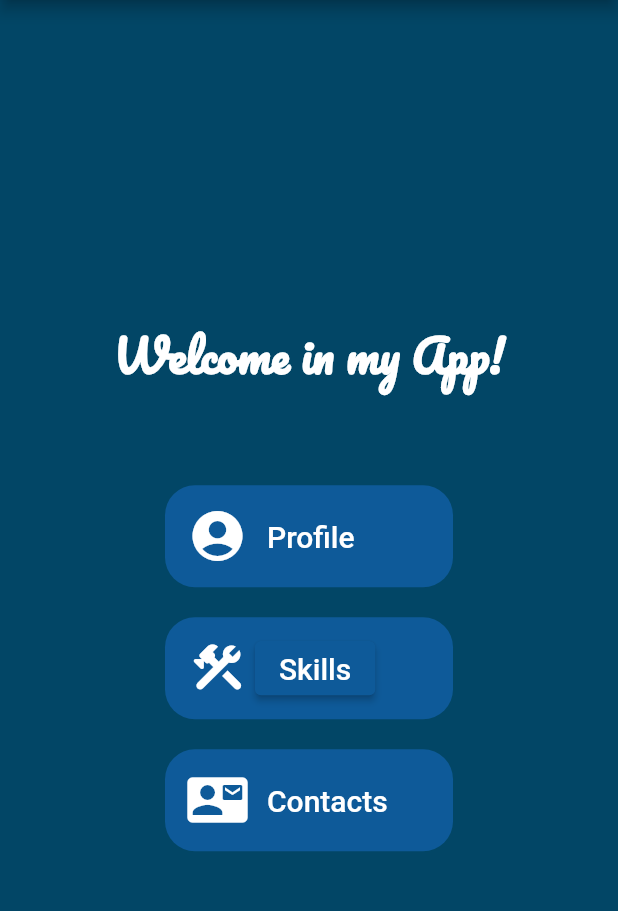
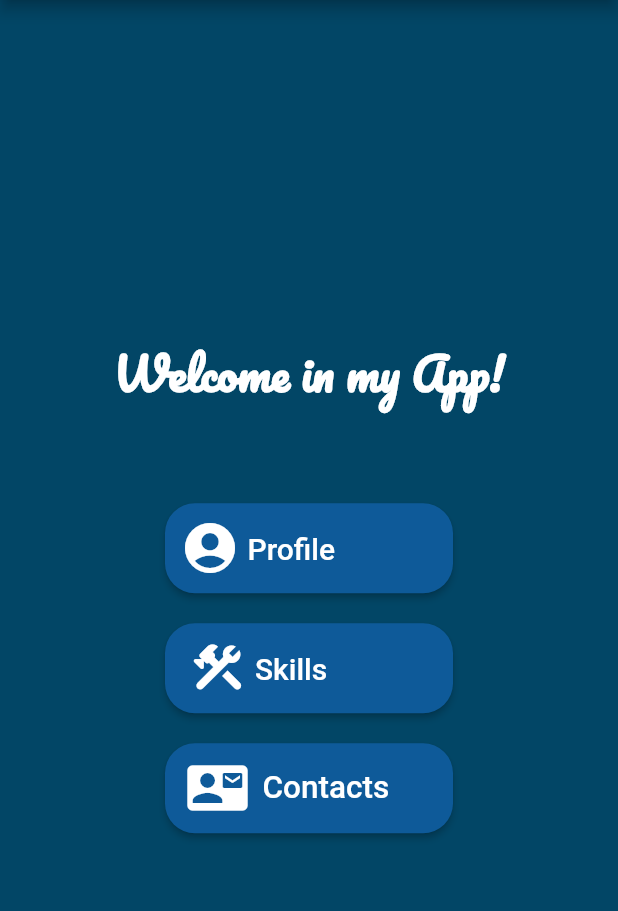
Before and after one commit to kaykybarbosa/I_AM_DEVELOPER, a Flutter app: the screen it shows after launch, on a phone screen of 412 x 824 dp, the part 84-995 px from its top. Run offline on Flutter 3.47's test engine with Material 2 defaults, Android fonts, the phone set to English and light mode, and no system bars.

Commit message:
Updating the buttons

```diff
--- a/lib/home_screen.dart
+++ b/lib/home_screen.dart
@@ -38,90 +38,73 @@ class _HomeScreenState extends State<HomeScreen> {
             Container(
               margin:
                   const EdgeInsets.symmetric(vertical: 10.0, horizontal: 110.0),
+              child: ElevatedButton(
+                onPressed: () {},
+                style: ElevatedButton.styleFrom(
+                  shape: RoundedRectangleBorder(
+                      borderRadius: BorderRadius.circular(20.0)),
                   padding: const EdgeInsets.all(10.0),
-              decoration: const BoxDecoration(
-                color: Color.fromARGB(255, 14, 90, 153),
-                borderRadius: BorderRadius.all(Radius.circular(20.0)),
+                  backgroundColor: const Color.fromARGB(255, 14, 90, 153),
                 ),
-              child: Row(
+                child: const Row(
                   children: [
-                  const SizedBox(width: 5.0),
-                  const Icon(
+                    Icon(
                       Icons.account_circle,
-                    color: Colors.white,
                       size: 40.0,
                     ),
-                  const SizedBox(width: 5.0),
-                  TextButton(
-                    onPressed: () {},
-                    child: const Text(
-                      'Profile',
-                      style: TextStyle(fontSize: 20.0, color: Colors.white),
-                    ),
-                  ),
+                    SizedBox(width: 5.0),
+                    Text('Profile', style: TextStyle(fontSize: 20.0)),
                   ],
                 ),
-            ),
-            Container(
-              padding: const EdgeInsets.all(10.0),
-              margin:
-                  const EdgeInsets.symmetric(vertical: 10.0, horizontal: 110.0),
-              decoration: const BoxDecoration(
-                color: Color.fromARGB(255, 14, 90, 153),
-                borderRadius: BorderRadius.all(Radius.circular(20.0)),
-              ),
-              child: Row(
-                children: [
-                  const SizedBox(width: 5.0),
-                  const Icon(
-                    Icons.construction_rounded,
-                    color: Colors.white,
-                    size: 40.0,
-                  ),
-                  const SizedBox(width: 5.0),
-                  ElevatedButton(
-                    onPressed: () {},
-                    style: ButtonStyle(
-                      backgroundColor: MaterialStateProperty.resolveWith(
-                        (Set<MaterialState> states) {
-                          if (states.contains(MaterialState.pressed)) {
-                            return Colors.red;
-                          }
-                          return const Color.fromARGB(255, 14, 90, 153);
-                        },
-                      ),
-                    ),
-                    child: const Text(
-                      'Skills',
-                      style: TextStyle(color: Colors.white, fontSize: 20.0),
-                    ),
-                  ),
-                ],
               ),
             ),
             Container(
               margin:
                   const EdgeInsets.symmetric(vertical: 10.0, horizontal: 110.0),
+              child: ElevatedButton(
+                onPressed: () {},
+                style: ElevatedButton.styleFrom(
                     padding: const EdgeInsets.all(10.0),
-              decoration: const BoxDecoration(
-                color: Color.fromARGB(255, 14, 90, 153),
-                borderRadius: BorderRadius.all(Radius.circular(20.0)),
-              ),
-              child: Row(
+                    backgroundColor: const Color.fromARGB(255, 14, 90, 153),
+                    shape: RoundedRectangleBorder(
+                        borderRadius: BorderRadius.circular(20.0))),
+                child: const Row(
                   children: [
-                  const SizedBox(width: 5.0),
-                  const Icon(
-                    Icons.contact_mail_rounded,
-                    color: Colors.white,
+                    SizedBox(width: 5.0),
+                    Icon(
+                      Icons.construction_rounded,
                       size: 40.0,
                     ),
-                  const SizedBox(width: 5.0),
-                  TextButton(
+                    SizedBox(width: 5.0),
+                    Text('Skills', style: TextStyle(fontSize: 20.0))
+                  ],
+                ),
+              ),
+            ),
+            Container(
+              margin:
+                  const EdgeInsets.symmetric(vertical: 10.0, horizontal: 110.0),
+              child: ElevatedButton(
                 onPressed: () {},
-                    child: const Text('Contacts',
-                        style: TextStyle(fontSize: 20.0, color: Colors.white)),
+                style: ElevatedButton.styleFrom(
+                    shape: RoundedRectangleBorder(
+                        borderRadius: BorderRadius.circular(20.0)),
+                    padding: const EdgeInsets.all(10.0),
+                    backgroundColor: const Color.fromARGB(255, 14, 90, 153)),
+                child: const Row(
+                  children: [
+                    SizedBox(width: 5.0),
+                    Icon(
+                      Icons.contact_mail_rounded,
+                      size: 40.0,
+                    ),
+                    SizedBox(width: 10.0),
+                    Text(
+                      'Contacts',
+                      style: TextStyle(fontSize: 21.0),
                     ),
                   ],
+                ),
               ),
             ),
           ],
```
Lines whose indentation alone changed are shown as unchanged.
